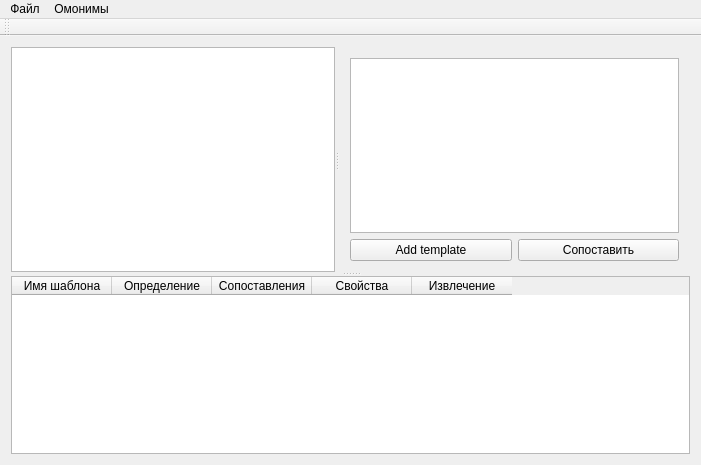
Old version of the form mainwindow.ui in the repository Rayleg/lsplWin.
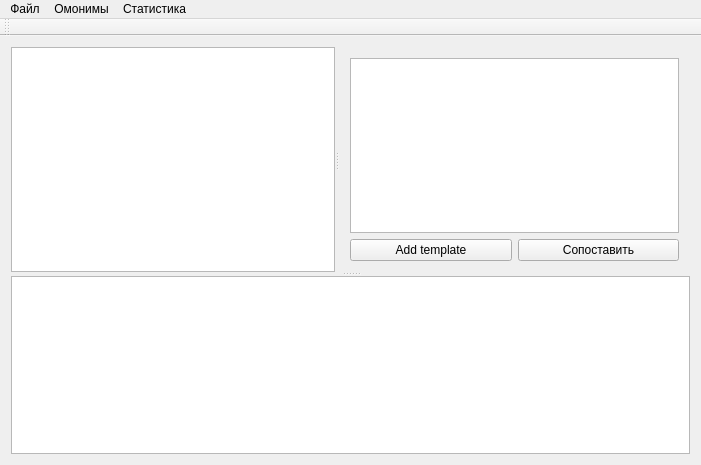
New version of the form.

What changed in the file:
```diff
--- a/mainwindow.ui
+++ b/mainwindow.ui
@@ -55,7 +55,7 @@
         </layout>
        </widget>
       </widget>
-      <widget class="QTableWidget" name="tableMatch">
+      <widget class="QTreeView" name="tableMatch">
        <property name="sizePolicy">
         <sizepolicy hsizetype="Expanding" vsizetype="Expanding">
          <horstretch>0</horstretch>
@@ -71,31 +71,6 @@
        <property name="editTriggers">
         <set>QAbstractItemView::NoEditTriggers</set>
        </property>
-       <column>
-        <property name="text">
-         <string>Имя шаблона</string>
-        </property>
-       </column>
-       <column>
-        <property name="text">
-         <string>Определение</string>
-        </property>
-       </column>
-       <column>
-        <property name="text">
-         <string>Сопоставления</string>
-        </property>
-       </column>
-       <column>
-        <property name="text">
-         <string>Свойства</string>
-        </property>
-       </column>
-       <column>
-        <property name="text">
-         <string>Извлечение</string>
-        </property>
-       </column>
       </widget>
      </widget>
     </item>
@@ -123,8 +98,16 @@
     </property>
     <addaction name="showOmonims"/>
    </widget>
+   <widget class="QMenu" name="menuStat">
+    <property name="title">
+     <string>Статистика</string>
+    </property>
+    <addaction name="saveStatistic"/>
+    <addaction name="textInfo"/>
+   </widget>
    <addaction name="menu"/>
    <addaction name="menuOmonim"/>
+   <addaction name="menuStat"/>
   </widget>
   <widget class="QToolBar" name="mainToolBar">
    <attribute name="toolBarArea">
```
Left out of the diff: 16 changed lines with no effect on the pictures.
